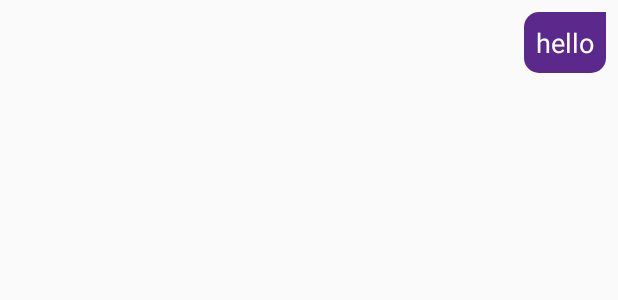
After one commit to srishti01/stackUnderflow, an Android app: the layout chat_item_right.xml on its own in the app's theme, with its tools: preview values and no code run, on a phone screen of 412 x 824 dp. The commit adds this screen. Shown: the top 300 px of the screen. Run offline under Robolectric (Android 15) with nearby library versions, the phone set to English and light mode, and no system bars.

Commit message:
chat display

```diff
--- /dev/null
+++ b/app/src/main/java/com/example/stackunderflow/MessageAdapter.java
@@ -0,0 +1,5 @@
+package com.example.stackunderflow;
+
+public class MessageAdapter {
+
+}
--- /dev/null
+++ b/app/src/main/res/drawable/background_right.xml
@@ -0,0 +1,11 @@
+<?xml version="1.0" encoding="utf-8"?>
+<shape xmlns:tools="http://schemas.android.com/tools"
+    xmlns:android="http://schemas.android.com/apk/res/android"
+    tools:ignore="ExtraText">
+    android:shape="rectangle" >
+    <corners
+        android:radius="10dp"
+        android:topRightRadius="0dp"/>
+    <solid android:color="@color/color5"/>
+
+</shape>
--- /dev/null
+++ b/app/src/main/res/layout/chat_item_right.xml
@@ -0,0 +1,34 @@
+<?xml version="1.0" encoding="utf-8"?>
+<RelativeLayout
+    xmlns:android="http://schemas.android.com/apk/res/android"
+    android:layout_width="match_parent"
+    android:padding="8dp"
+    android:layout_height="wrap_content">
+
+    <RelativeLayout
+        android:layout_width="300dp"
+        android:layout_alignParentEnd="true"
+        android:layout_height="wrap_content"
+        android:layout_alignParentRight="true">
+
+        <de.hdodenhof.circleimageview.CircleImageView
+            android:layout_width="wrap_content"
+            android:layout_height="wrap_content"
+            android:id="@+id/profile_image"
+            android:visibility="gone"
+            />
+        <TextView
+            android:layout_width="wrap_content"
+            android:layout_height="wrap_content"
+            android:background="@drawable/background_right"
+            android:text="hello"
+            android:layout_alignParentEnd="true"
+            android:id="@+id/show_message"
+            android:textSize="18sp"
+            android:textColor="#fff"
+            android:padding="8dp"
+            android:layout_alignParentRight="true" />
+
+    </RelativeLayout>
+
+</RelativeLayout>
--- a/app/src/main/res/values/colors.xml
+++ b/app/src/main/res/values/colors.xml
@@ -7,4 +7,5 @@
     <color name="color5">#5B298C</color>
     <color name="color6">#932885</color>
     <color name="color7">#268FBF</color>
+    <color name="white">#F3F0F0</color>
 </resources>
```
Also changed, not shown: app/src/main/java/com/example/stackunderflow/Chat.java (added, +39 -0 lines), app/src/main/java/com/example/stackunderflow/MessageActivity.java (+47 -0 lines), app/src/main/java/com/example/stackunderflow/UserAdapter.java (added, +71 -0 lines), app/src/main/res/drawable/background_left.xml (added, +11 -0 lines), app/src/main/res/layout/chat_item_left.xml (added, +26 -0 lines).
